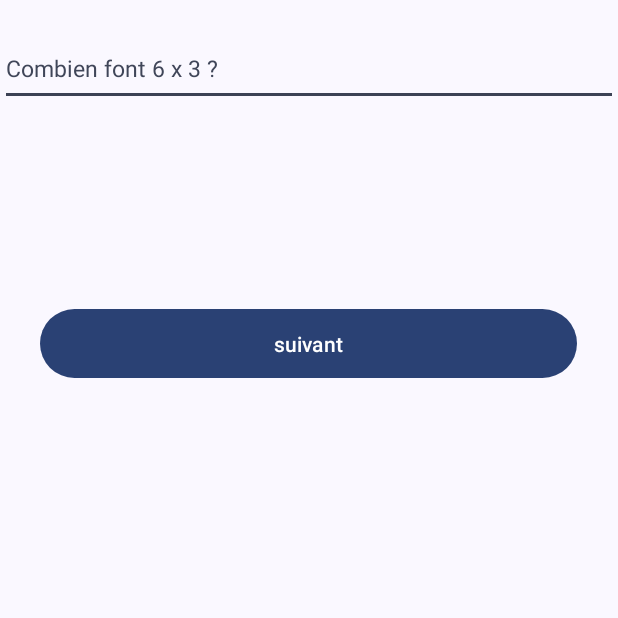
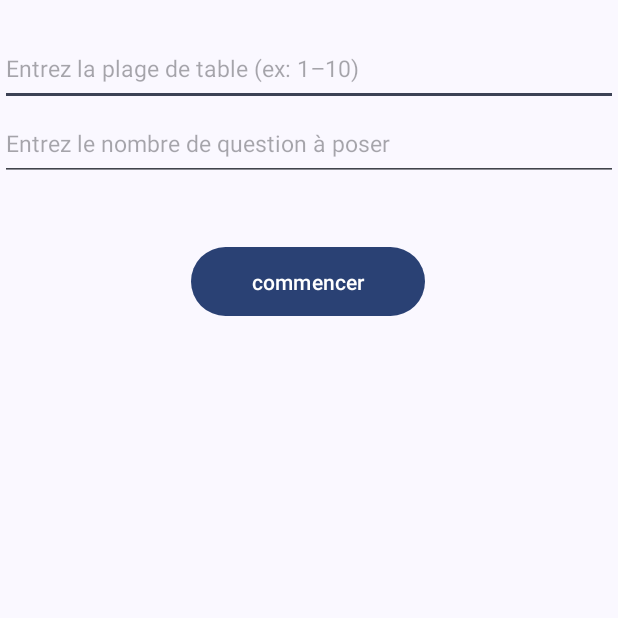
Before and after one commit to AstralArchitect/Tables-de-Multiplication, an Android app: the screen it shows after launch (MainActivity before the commit, ConfigurationActivity after it), on a phone screen of 412 x 824 dp, the top half of it. Run offline under Robolectric (Android 15) with nearby library versions, the phone set to English and light mode, and no system bars.

Commit message:
upgrade to 6.0.2 (Add personnalization parameter + multiples pages)

```diff
--- a/app/build.gradle.kts
+++ b/app/build.gradle.kts
@@ -5,14 +5,14 @@ plugins {
 
 android {
     namespace = "fr.matthsudio.tablesdemultiplication"
-    compileSdk = 34
+    compileSdk = 35
 
     defaultConfig {
         applicationId = "fr.matthsudio.tablesdemultiplication"
         minSdk = 21
         targetSdk = 34
         versionCode = 1
-        versionName = "5.0.0"
+        versionName = "6.0.2"
 
         testInstrumentationRunner = "androidx.test.runner.AndroidJUnitRunner"
         vectorDrawables {
--- /dev/null
+++ b/app/src/main/java/fr/matthsudio/tablesdemultiplication/AppStart.kt
@@ -0,0 +1,10 @@
+package fr.matthsudio.tablesdemultiplication
+
+import android.app.Application
+
+class AppStart: Application() {
+    companion object {
+        var questionRange: IntRange = 2..10
+        var questionCount = 3
+    }
+}
--- /dev/null
+++ b/app/src/main/java/fr/matthsudio/tablesdemultiplication/ConfigurationActivity.kt
@@ -0,0 +1,56 @@
+package fr.matthsudio.tablesdemultiplication
+
+import android.content.Intent
+import android.os.Bundle
+import android.util.Log
+import android.view.View
+import android.widget.Button
+import android.widget.EditText
+import androidx.appcompat.app.AppCompatActivity
+
+class ConfigurationActivity: AppCompatActivity() {
+    private lateinit var button: Button
+    private lateinit var questionRangeEditText: EditText
+    private lateinit var questionCountEditText: EditText
+
+    override fun onCreate(savedInstanceState: Bundle?) {
+        super.onCreate(savedInstanceState)
+        setContentView(R.layout.activity_config)
+
+        button = findViewById(R.id.startButton)
+        questionRangeEditText = findViewById(R.id.questionRangeEditText)
+        questionCountEditText = findViewById(R.id.questionCountEditText)
+    }
+
+    fun onStartButtonClick(view: View) {
+        Log.d("ConfigurationActivity", "onStartButtonClick")
+        if (questionRangeEditText.text.toString() == "" || questionCountEditText.text.toString() == "")
+        {
+            Log.d("ConfigurationActivity", "nothing was entered in the editText")
+            return
+        }
+        // get the range from the editText1
+        AppStart.questionRange = stringToIntRange(questionRangeEditText.text.toString())
+        // get the count from the editText2
+        AppStart.questionCount = questionCountEditText.text.toString().toInt()
+        Log.d("ConfigurationActivity", "questionRangeEditText: ${questionRangeEditText.text}")
+        Log.d("ConfigurationActivity", "questionCountEditText: ${questionCountEditText.text}")
+
+        val intent = Intent(this, MainActivity::class.java)
+        finish()
+        startActivity(intent)
+    }
+
+    private fun stringToIntRange(range: String): IntRange {
+        val parts = range.split("-")
+        if (parts.size != 2) {
+            return 0..0
+        }
+        val start = parts[0].toIntOrNull()
+        val end = parts[1].toIntOrNull()
+        if (start == null || end == null) {
+            return 0..0
+        }
+        return start..end
+    }
+}
--- /dev/null
+++ b/app/src/main/res/layout/activity_config.xml
@@ -0,0 +1,68 @@
+<?xml version="1.0" encoding="utf-8"?>
+<androidx.constraintlayout.widget.ConstraintLayout xmlns:android="http://schemas.android.com/apk/res/android"
+    xmlns:app="http://schemas.android.com/apk/res-auto"
+    xmlns:tools="http://schemas.android.com/tools"
+    android:layout_width="match_parent"
+    android:layout_height="match_parent"
+    tools:context=".ConfigurationActivity">
+
+    <androidx.constraintlayout.widget.Guideline
+        android:id="@+id/questionRangeEditTextGuideline"
+        android:layout_width="wrap_content"
+        android:layout_height="wrap_content"
+        android:orientation="horizontal"
+        app:layout_constraintGuide_percent="0.025" />
+
+    <EditText
+        android:id="@+id/questionRangeEditText"
+        android:layout_width="match_parent"
+        android:layout_height="50dp"
+        android:autofillHints=""
+        android:hint="@string/config_range_string"
+        android:drawablePadding="8dp"
+        android:inputType="none"
+        android:textSize="15sp"
+        android:imeOptions="actionDone"
+        app:layout_constraintEnd_toEndOf="parent"
+        app:layout_constraintHorizontal_bias="1.0"
+        app:layout_constraintStart_toStartOf="parent"
+        app:layout_constraintTop_toTopOf="@+id/questionRangeEditTextGuideline"
+        tools:ignore="LabelFor" />
+
+    <EditText
+        android:id="@+id/questionCountEditText"
+        android:layout_width="match_parent"
+        android:layout_height="50dp"
+        android:autofillHints=""
+        android:drawablePadding="8dp"
+        android:hint="@string/questionCountEditText_hint"
+        android:imeOptions="actionDone"
+        android:inputType="numberSigned"
+        android:textSize="15sp"
+        app:layout_constraintEnd_toEndOf="parent"
+        app:layout_constraintHorizontal_bias="0.0"
+        app:layout_constraintStart_toStartOf="parent"
+        app:layout_constraintTop_toBottomOf="@+id/questionRangeEditText"
+        tools:ignore="LabelFor" />
+
+    <androidx.constraintlayout.widget.Guideline
+        android:id="@+id/buttonGuideline"
+        android:layout_width="wrap_content"
+        android:layout_height="wrap_content"
+        android:orientation="horizontal"
+        app:layout_constraintGuide_percent="0.2" />
+
+    <Button
+        android:id="@+id/startButton"
+        android:layout_width="156dp"
+        android:layout_height="46dp"
+        android:background="@drawable/round_button"
+        android:text="@string/commencer"
+        android:onClick="onStartButtonClick"
+        app:layout_constraintEnd_toEndOf="parent"
+        app:layout_constraintHorizontal_bias="0.498"
+        app:layout_constraintStart_toStartOf="parent"
+        app:layout_constraintTop_toTopOf="@+id/buttonGuideline"
+        tools:ignore="MissingConstraints,UsingOnClickInXml" />
+
+</androidx.constraintlayout.widget.ConstraintLayout>
--- a/app/src/main/res/values/strings.xml
+++ b/app/src/main/res/values/strings.xml
@@ -2,4 +2,8 @@
     <string name="app_name">Tables de Multiplication</string>
     <string name="suivant">suivant</string>
     <string name="redemmarrer">Redemmarrer</string>
+    <string name="commencer">commencer</string>
+    <string name="config_range_string">Entrez la plage de table (ex: 1–10)</string>
+    <string name="quitter_string">quitter</string>
+    <string name="questionCountEditText_hint">Entrez le nombre de question à poser</string>
 </resources>
--- a/build.gradle.kts
+++ b/build.gradle.kts
@@ -1,5 +1,5 @@
 // Top-level build file where you can add configuration options common to all sub-projects/modules.
 plugins {
-    id("com.android.application") version "8.4.0" apply false
+    id("com.android.application") version "8.7.3" apply false
     id("org.jetbrains.kotlin.android") version "1.9.0" apply false
 }
```
Also changed, not shown: app/src/main/AndroidManifest.xml (+9 -3 lines), app/src/main/java/fr/matthsudio/tablesdemultiplication/MainActivity.kt (+36 -16 lines), app/src/main/res/layout/activity_main.xml (+17 -3 lines), gradle/wrapper/gradle-wrapper.properties.
